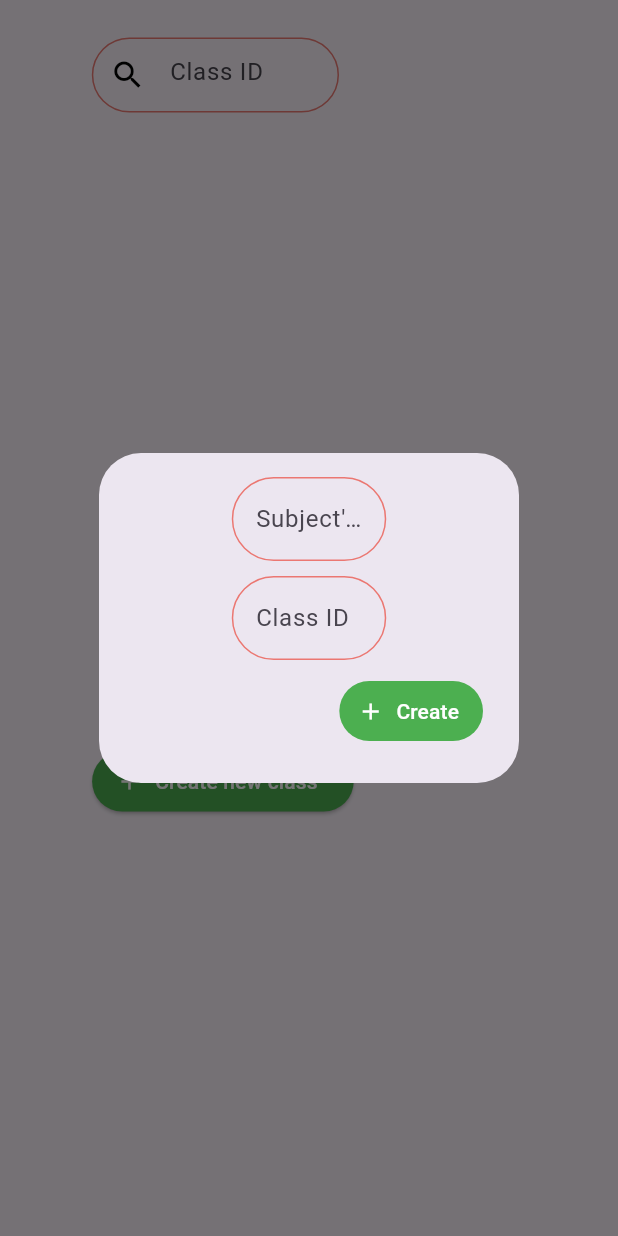
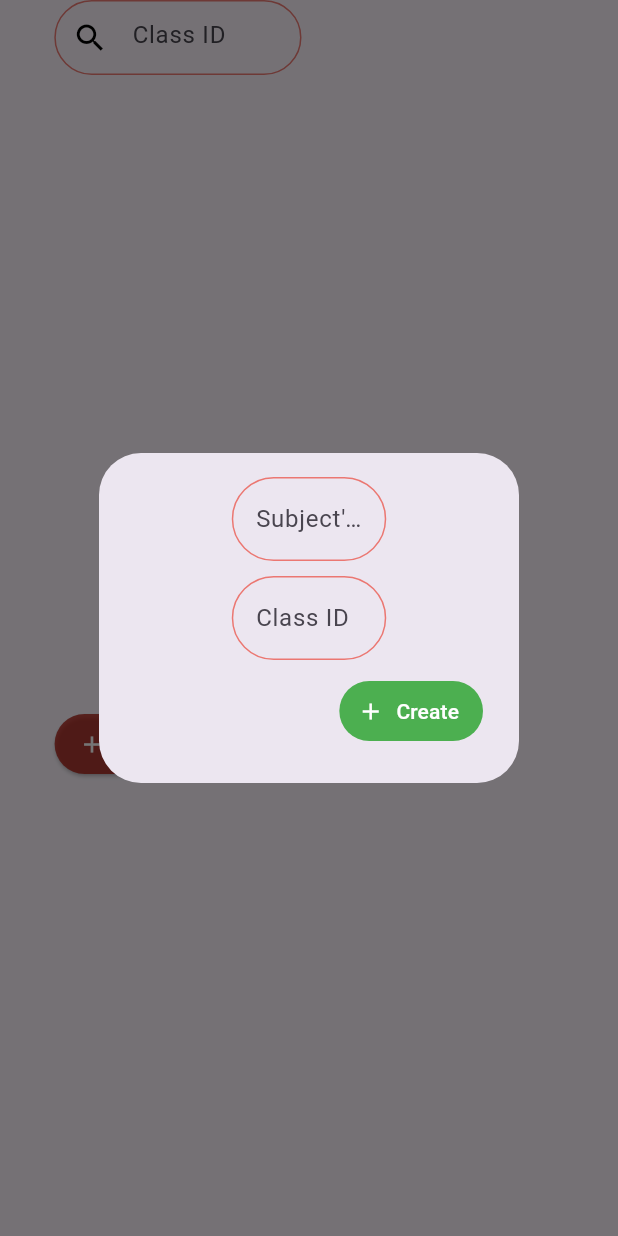
Before and after one commit to nhatquang261002/class_managing, a Flutter app: the Classes widget shown alone on an empty page, opened directly with empty values, after a tap on "Create new class", on a phone screen of 412 x 824 dp. Run offline on Flutter 3.47's test engine with Material 2 defaults, Android fonts, the phone set to English and light mode, and no system bars; our stand-ins replace cloud_firestore, file_picker, firebase_auth, firebase_core; missing offline and left inert: excel; accounts and stored records are empty; statements that could not run were skipped.

```diff
--- a/lib/models/class.dart
+++ b/lib/models/class.dart
@@ -2,7 +2,6 @@
 import 'dart:convert';
 
 import 'package:collection/collection.dart';
-import 'package:study_work_grading_web_based/models/group.dart';
 
 class Class {
   final String subjectName;
--- a/lib/models/group.dart
+++ b/lib/models/group.dart
@@ -2,8 +2,6 @@
 import 'dart:convert';
 
 import 'package:collection/collection.dart';
-import 'package:study_work_grading_web_based/models/class.dart';
-import 'package:study_work_grading_web_based/models/user.dart';
 
 class Group {
   final String groupName;
--- a/lib/widgets/classes/class_detail_card.dart
+++ b/lib/widgets/classes/class_detail_card.dart
@@ -19,8 +19,8 @@ class ClassDetailCard extends StatelessWidget {
   Widget build(BuildContext context) {
     final size = MediaQuery.of(context).size;
     return SizedBox(
-      height: isCreator ? size.height * 0.235 : size.height * 0.15,
-      width: size.width * 0.325,
+      height: isCreator ? 200 : 150,
+      width: 500,
       child: Card(
         child: Padding(
           padding: const EdgeInsets.all(8.0),
@@ -42,7 +42,7 @@ class ClassDetailCard extends StatelessWidget {
               ),
               Text('Number of students: $numberOfStudents'),
               SizedBox(
-                height: isCreator ? size.height * 0.05 : size.height * 0.01,
+                height: isCreator ? size.height * 0.02 : size.height * 0.01,
               ),
 
               // if the user is the creator, appear the 'delete class' button
--- a/lib/widgets/classes/classes.dart
+++ b/lib/widgets/classes/classes.dart
@@ -45,8 +45,7 @@ class _ClassesState extends State<Classes> {
   @override
   Widget build(BuildContext context) {
     final size = MediaQuery.of(context).size;
-    return Padding(
-      padding: const EdgeInsets.all(25.0),
+    return SingleChildScrollView(
       child: Column(
         mainAxisSize: MainAxisSize.min,
         children: [
@@ -195,8 +194,8 @@ class _ClassesState extends State<Classes> {
           size.width > 800
               ? Container()
               : ElevatedButton.icon(
-                  style:
-                      ElevatedButton.styleFrom(backgroundColor: Colors.green),
+                  style: ElevatedButton.styleFrom(
+                      backgroundColor: const Color.fromARGB(192, 170, 17, 6)),
                   onPressed: () {
                     showDialog(
                         context: context,
--- a/lib/widgets/personal_info/personal_info.dart
+++ b/lib/widgets/personal_info/personal_info.dart
@@ -1,6 +1,5 @@
 import 'package:flutter/material.dart';
 
-import '../../services/database_service.dart';
 import 'package:firebase_auth/firebase_auth.dart';
 import 'package:cloud_firestore/cloud_firestore.dart';
 
@@ -14,7 +13,8 @@ class PersonalInfo extends StatefulWidget {
 class _PersonalInfoState extends State<PersonalInfo> {
   @override
   Widget build(BuildContext context) {
-    return Column(
+    return SingleChildScrollView(
+      child: Column(
         crossAxisAlignment: CrossAxisAlignment.start,
         children: [
           const Center(
@@ -64,6 +64,7 @@ class _PersonalInfoState extends State<PersonalInfo> {
             ),
           ),
         ],
+      ),
     );
   }
 }
--- a/lib/widgets/scoring/scoring_form.dart
+++ b/lib/widgets/scoring/scoring_form.dart
@@ -75,7 +75,7 @@ class _ScoringFormState extends State<ScoringForm> {
     return Padding(
       padding: const EdgeInsets.all(8.0),
       child: SizedBox(
-        height: size.height * 0.275,
+        height: 275,
         width: size.width * 0.6,
         child: Card(
           child: Padding(
```
Also changed, not shown: lib/pages/class_detail_page.dart (+4 -5 lines), lib/widgets/classes/group_details_dialog.dart (+6 -4 lines), lib/widgets/scoring/scoring_home.dart (+11 -10 lines), 1 other file. Lines whose indentation alone changed are shown as unchanged.
